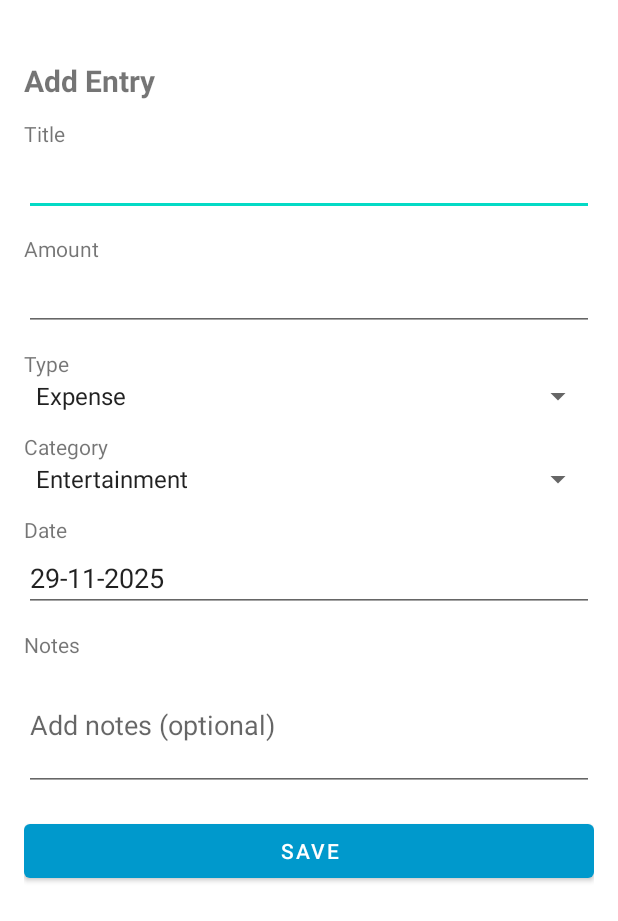
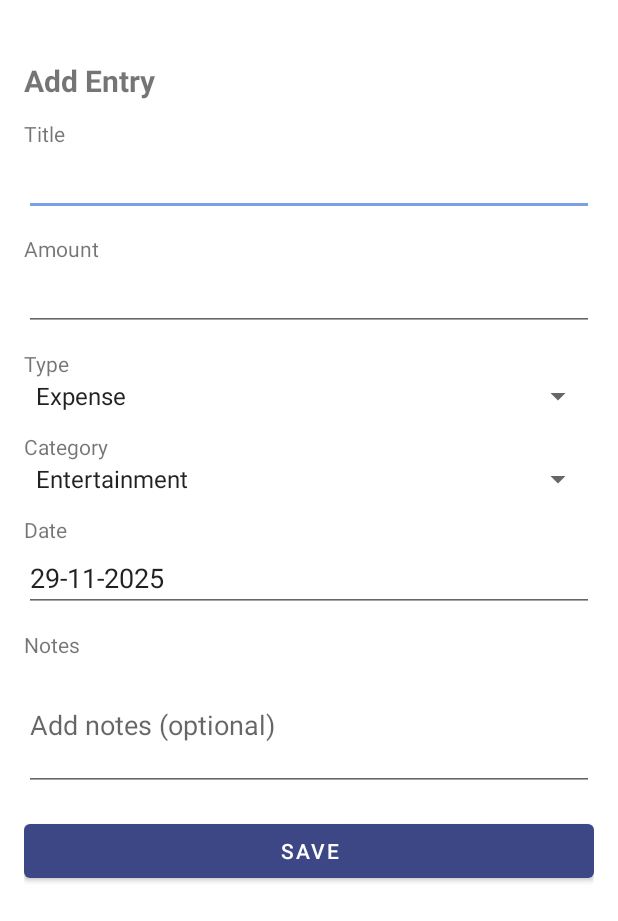
Before and after one commit to somanisushant23/ExpM, an Android app: the AddEntryActivity screen opened directly, with no data from a screen before it, on a phone screen of 412 x 824 dp. Shown: the top 921 px of the screen. Run offline under Robolectric (Android 15) with nearby library versions, the phone set to English and light mode, and no system bars.

Commit message:
Theme changes

```diff
--- a/app/src/main/res/layout/activity_main.xml
+++ b/app/src/main/res/layout/activity_main.xml
@@ -53,7 +53,7 @@
                         android:layout_height="wrap_content"
                         android:text=""
                         android:textSize="12sp"
-                        android:textColor="@android:color/holo_blue_dark"
+                        android:textColor="@color/purple_500"
                         android:visibility="gone" />
 
                     <TextView
--- a/app/src/main/res/values/colors.xml
+++ b/app/src/main/res/values/colors.xml
@@ -1,11 +1,15 @@
 <?xml version="1.0" encoding="utf-8"?>
 <resources>
-    <color name="purple_200">@android:color/holo_blue_light</color>
-    <color name="purple_500">@android:color/holo_blue_dark</color>
-    <color name="purple_700">@android:color/holo_blue_bright</color>
-    <color name="teal_200">#FF03DAC5</color>
-    <color name="teal_700">#FF018786</color>
+    <!-- Primary Deep Navy Theme Colors -->
+    <color name="purple_200">#5865A8</color>  <!-- Light Navy - for light theme primary variant -->
+    <color name="purple_500">#3D4785</color>  <!-- Medium Navy - primary brand color -->
+    <color name="purple_700">#222C61</color>  <!-- Deep Navy - primary dark variant -->
 
+    <!-- Accent Colors -->
+    <color name="teal_200">#7C9FE8</color>    <!-- Light Periwinkle Blue - secondary light -->
+    <color name="teal_700">#4A7BCC</color>    <!-- Periwinkle Blue - secondary dark -->
+
+    <!-- Base Colors -->
     <color name="black">#FF000000</color>
     <color name="white">#FFFFFFFF</color>
 </resources>
```
Also changed, not shown: 2 other files.
